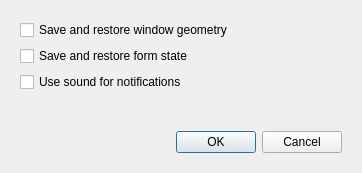
Before: the Qt Designer form src/app/settings/settings.ui in xvitaly/tuned-switcher, drawn with Qt 5.
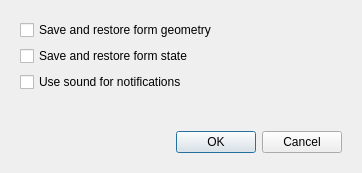
After: the same form once the commit is applied.

Commit message: Updated the "Save form geometry" localization string.

Patch:
```diff
--- a/src/app/settings/settings.ui
+++ b/src/app/settings/settings.ui
@@ -29,7 +29,7 @@
         <item>
          <widget class="QCheckBox" name="SaveFormGeometry">
           <property name="text">
-           <string>Save and restore window geometry</string>
+           <string>Save and restore form geometry</string>
           </property>
          </widget>
         </item>
```
